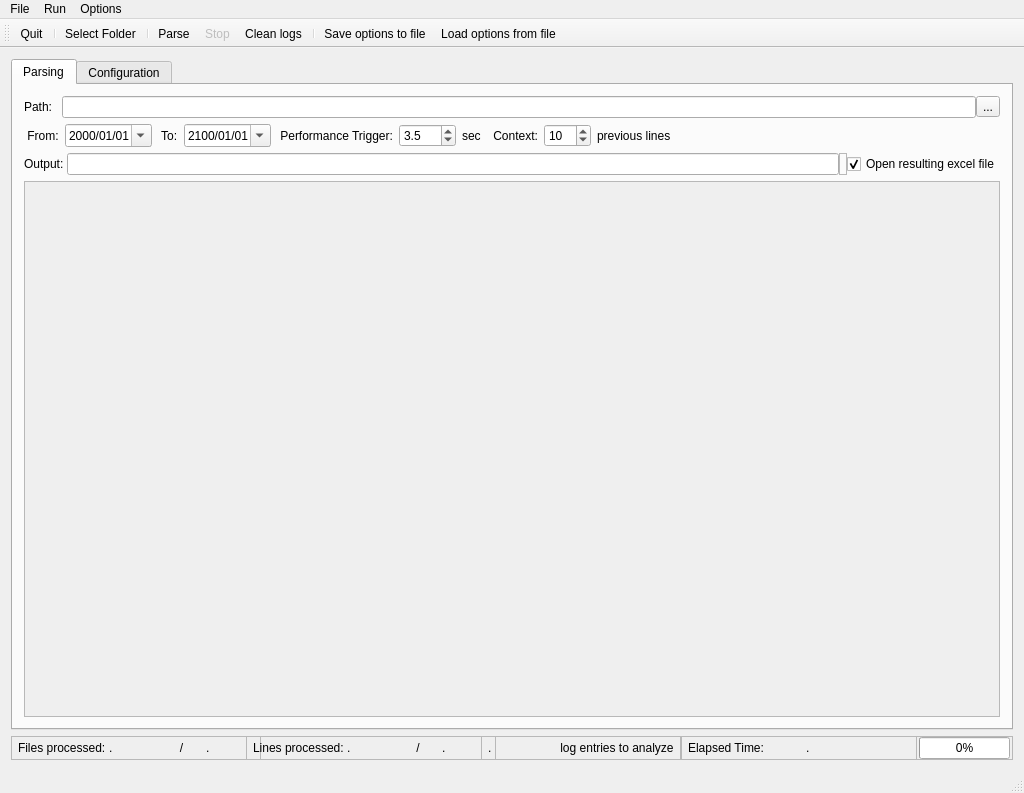
Qt form LogParserGUI/mainwindow.ui (rubi-rock/LogParserLib) before a commit.
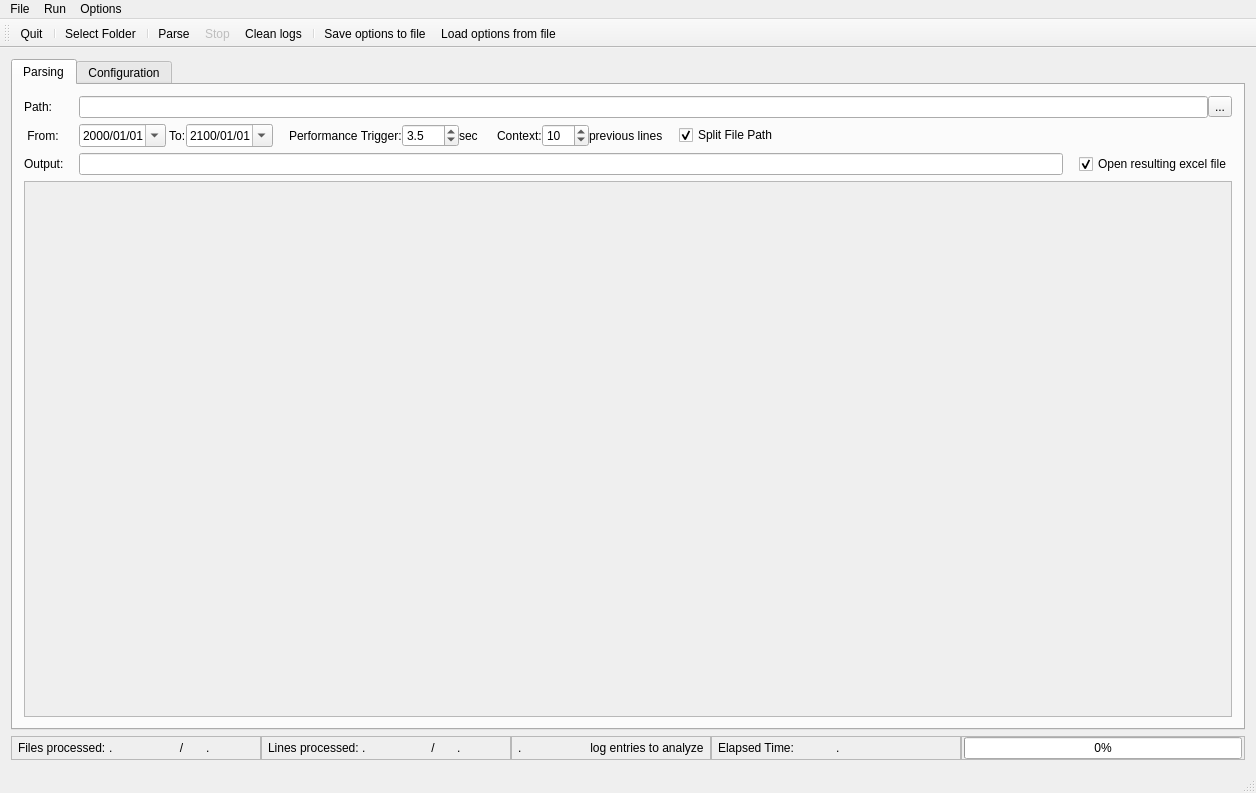
The same form after that commit. Icons and pictures are not drawn.

What changed in the file:
```diff
--- a/LogParserGUI/mainwindow.ui
+++ b/LogParserGUI/mainwindow.ui
@@ -6,7 +6,7 @@
    <rect>
     <x>0</x>
     <y>0</y>
-    <width>1024</width>
+    <width>1256</width>
     <height>793</height>
    </rect>
   </property>
@@ -57,6 +57,12 @@
           </property>
           <item>
            <widget class="QLabel" name="label">
+            <property name="minimumSize">
+             <size>
+              <width>55</width>
+              <height>0</height>
+             </size>
+            </property>
             <property name="frameShape">
              <enum>QFrame::NoFrame</enum>
             </property>
@@ -78,14 +84,33 @@
          </layout>
         </item>
         <item>
-         <layout class="QGridLayout" name="gridLayout_2">
-          <property name="horizontalSpacing">
-           <number>6</number>
-          </property>
-          <property name="verticalSpacing">
+         <layout class="QHBoxLayout" name="horizontalLayout_4">
+          <property name="spacing">
            <number>0</number>
           </property>
-          <item row="0" column="2">
+          <item>
+           <widget class="QLabel" name="label_2">
+            <property name="minimumSize">
+             <size>
+              <width>55</width>
+              <height>0</height>
+             </size>
+            </property>
+            <property name="maximumSize">
+             <size>
+              <width>55</width>
+              <height>16777215</height>
+             </size>
+            </property>
+            <property name="frameShape">
+             <enum>QFrame::NoFrame</enum>
+            </property>
+            <property name="text">
+             <string> From:</string>
+            </property>
+           </widget>
+          </item>
+          <item>
            <widget class="QDateEdit" name="date_From">
             <property name="displayFormat">
              <string>yyyy/MM/dd</string>
@@ -95,7 +120,7 @@
             </property>
            </widget>
           </item>
-          <item row="0" column="3">
+          <item>
            <widget class="QLabel" name="label_3">
             <property name="frameShape">
              <enum>QFrame::NoFrame</enum>
@@ -105,58 +130,7 @@
             </property>
            </widget>
           </item>
-          <item row="0" column="5">
-           <widget class="QLabel" name="label_6">
-            <property name="text">
-             <string> Performance Trigger:</string>
-            </property>
-           </widget>
-          </item>
-          <item row="0" column="0">
-           <widget class="QLabel" name="label_2">
-            <property name="frameShape">
-             <enum>QFrame::NoFrame</enum>
-            </property>
-            <property name="text">
-             <string> From:</string>
-            </property>
-           </widget>
-          </item>
-          <item row="0" column="7">
-           <widget class="QLabel" name="label_7">
-            <property name="text">
-             <string>sec </string>
-            </property>
-           </widget>
-          </item>
-          <item row="0" column="10">
-           <widget class="QLabel" name="label_5">
-            <property name="text">
-             <string>previous lines</string>
-            </property>
-           </widget>
-          </item>
-          <item row="0" column="9">
-           <widget class="QSpinBox" name="spin_contextLOL">
-            <property name="maximum">
-             <number>100</number>
-            </property>
-            <property name="singleStep">
-             <number>5</number>
-            </property>
-            <property name="value">
-             <number>10</number>
-            </property>
-           </widget>
-          </item>
-          <item row="0" column="8">
-           <widget class="QLabel" name="label_4">
-            <property name="text">
-             <string> Context:</string>
-            </property>
-           </widget>
-          </item>
-          <item row="0" column="4">
+          <item>
            <widget class="QDateEdit" name="date_To">
             <property name="displayFormat">
              <string>yyyy/MM/dd</string>
@@ -173,7 +147,39 @@
             </property>
            </widget>
           </item>
-          <item row="0" column="6">
+          <item>
+           <widget class="QFrame" name="frame_3">
+            <property name="minimumSize">
+             <size>
+              <width>16</width>
+              <height>0</height>
+             </size>
+            </property>
+            <property name="maximumSize">
+             <size>
+              <width>16</width>
+              <height>16777215</height>
+             </size>
+            </property>
+            <property name="frameShape">
+             <enum>QFrame::NoFrame</enum>
+            </property>
+            <property name="frameShadow">
+             <enum>QFrame::Plain</enum>
+            </property>
+            <property name="lineWidth">
+             <number>0</number>
+            </property>
+           </widget>
+          </item>
+          <item>
+           <widget class="QLabel" name="label_6">
+            <property name="text">
+             <string>Performance Trigger:</string>
+            </property>
+           </widget>
+          </item>
+          <item>
            <widget class="QDoubleSpinBox" name="spin_perfTrigger">
             <property name="decimals">
              <number>1</number>
@@ -192,7 +198,126 @@
             </property>
            </widget>
           </item>
-          <item row="0" column="11">
+          <item>
+           <widget class="QLabel" name="label_7">
+            <property name="text">
+             <string>sec </string>
+            </property>
+           </widget>
+          </item>
+          <item>
+           <widget class="QFrame" name="frame_4">
+            <property name="minimumSize">
+             <size>
+              <width>16</width>
+              <height>0</height>
+             </size>
+            </property>
+            <property name="maximumSize">
+             <size>
+              <width>16</width>
+              <height>16777215</height>
+             </size>
+            </property>
+            <property name="frameShape">
+             <enum>QFrame::NoFrame</enum>
+            </property>
+            <property name="frameShadow">
+             <enum>QFrame::Plain</enum>
+            </property>
+            <property name="lineWidth">
+             <number>0</number>
+            </property>
+           </widget>
+          </item>
+          <item>
+           <widget class="QLabel" name="label_4">
+            <property name="text">
+             <string>Context:</string>
+            </property>
+           </widget>
+          </item>
+          <item>
+           <widget class="QSpinBox" name="spin_contextLOL">
+            <property name="maximum">
+             <number>100</number>
+            </property>
+            <property name="singleStep">
+             <number>5</number>
+            </property>
+            <property name="value">
+             <number>10</number>
+            </property>
+           </widget>
+          </item>
+          <item>
+           <widget class="QLabel" name="label_5">
+            <property name="text">
+             <string>previous lines</string>
+            </property>
+           </widget>
+          </item>
+          <item>
+           <widget class="QFrame" name="frame_5">
+            <property name="minimumSize">
+             <size>
+              <width>16</width>
+              <height>0</height>
+             </size>
+            </property>
+            <property name="maximumSize">
+             <size>
+              <width>16</width>
+              <height>16777215</height>
+             </size>
+            </property>
+            <property name="frameShape">
+             <enum>QFrame::NoFrame</enum>
+            </property>
+            <property name="frameShadow">
+             <enum>QFrame::Plain</enum>
+            </property>
+            <property name="lineWidth">
+             <number>0</number>
+            </property>
+           </widget>
+          </item>
+          <item>
+           <widget class="QCheckBox" name="chk_splitFilePath">
+            <property name="text">
+             <string>Split File Path</string>
+            </property>
+            <property name="checked">
+             <bool>true</bool>
+            </property>
+           </widget>
+          </item>
+          <item>
+           <widget class="QFrame" name="frame_6">
+            <property name="minimumSize">
+             <size>
+              <width>16</width>
+              <height>0</height>
+             </size>
+            </property>
+            <property name="maximumSize">
+             <size>
+              <width>16</width>
+              <height>16777215</height>
+             </size>
+            </property>
+            <property name="frameShape">
+             <enum>QFrame::NoFrame</enum>
+            </property>
+            <property name="frameShadow">
+             <enum>QFrame::Plain</enum>
+            </property>
+            <property name="lineWidth">
+             <number>0</number>
+            </property>
+           </widget>
+          </item>
+          <item>
            <spacer name="horizontalSpacer">
             <property name="orientation">
              <enum>Qt::Horizontal</enum>
@@ -214,6 +339,12 @@
           </property>
           <item>
            <widget class="QLabel" name="label_8">
+            <property name="minimumSize">
+             <size>
+              <width>55</width>
+              <height>0</height>
+             </size>
+            </property>
             <property name="text">
              <string>Output: </string>
             </property>
@@ -236,21 +367,24 @@
            <widget class="QFrame" name="frame_2">
             <property name="minimumSize">
              <size>
-              <width>8</width>
+              <width>16</width>
               <height>0</height>
              </size>
             </property>
             <property name="maximumSize">
              <size>
-              <width>8</width>
+              <width>16</width>
               <height>16777215</height>
              </size>
             </property>
             <property name="frameShape">
-             <enum>QFrame::StyledPanel</enum>
+             <enum>QFrame::NoFrame</enum>
             </property>
             <property name="frameShadow">
-             <enum>QFrame::Raised</enum>
+             <enum>QFrame::Plain</enum>
+            </property>
+            <property name="lineWidth">
+             <number>0</number>
             </property>
            </widget>
           </item>
@@ -738,8 +872,8 @@
     <rect>
      <x>0</x>
      <y>0</y>
-     <width>1024</width>
-     <height>21</height>
+     <width>1256</width>
+     <height>22</height>
     </rect>
    </property>
    <property name="defaultUp">
```
Left out of the diff: 14 changed lines with no effect on the pictures.
